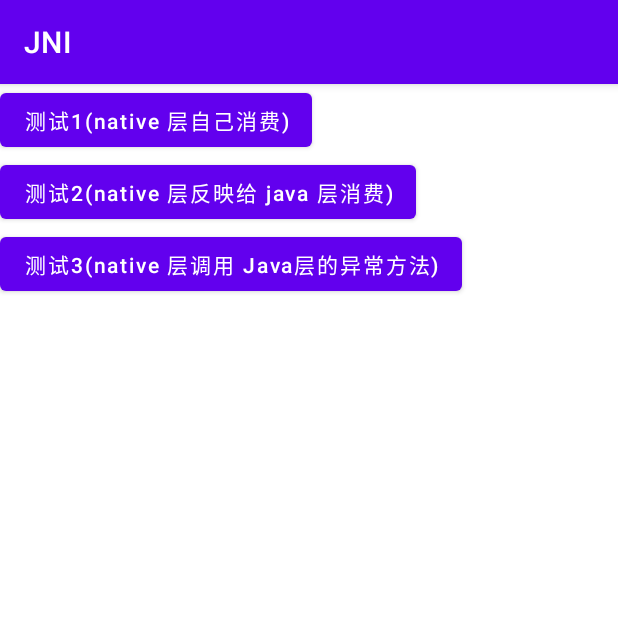
After one commit to langyangyangzzZ/JNI, an Android app: the ExceptionActivity screen opened directly, with no data from a screen before it, on a phone screen of 412 x 824 dp, the top half of it. The commit adds this screen. Run offline under Robolectric (Android 15) with nearby library versions, the phone set to English and light mode, and no system bars; 1 statement that could not run was skipped.

Commit message:
JNI 异常信息处理

```diff
--- a/app/src/main/AndroidManifest.xml
+++ b/app/src/main/AndroidManifest.xml
@@ -20,6 +20,7 @@
             </intent-filter>
         </activity>
         <activity android:name=".activity.ThreadActivity" />
+        <activity android:name=".activity.ExceptionActivity" />
     </application>
 
 </manifest>
--- a/app/src/main/cpp/CMakeLists.txt
+++ b/app/src/main/cpp/CMakeLists.txt
@@ -14,7 +14,8 @@ add_library(
        # native-simple-lib.cpp # TODO JNI 基本使用
         #native-advanced-lib.cpp # TODO JNI 进阶
         #native-qq-voice-lib.cpp # TODO QQ 语音实战
-        native-thread-lib # TODO JNI 线程与动态注册
+        # native-thread-lib # TODO JNI 线程与动态注册
+        native-exception-lib # TODO 异常处理
 
         SHARED # 动态库 (STATIC 静态库)
         ${allCPP}
@@ -38,7 +39,8 @@ target_link_libraries(
         # native-simple-lib # TODO JNI 基本使用
         #native-advanced-lib # TODO JNI 进阶
         #native-qq-voice-lib. # TODO QQ 语音实战
-        native-thread-lib # TODO JNI 线程与动态注册
+        # native-thread-lib # TODO JNI 线程与动态注册
+        native-exception-lib # TODO 异常处理
 
         ${log-lib} # 自动寻找  # 具体的库 链接到 libnative-lib.so里面去
         # TODO 配置 fmod
--- /dev/null
+++ b/app/src/main/java/com/example/jni/activity/ExceptionActivity.java
@@ -0,0 +1,85 @@
+package com.example.jni.activity;
+
+import android.os.Bundle;
+import android.util.Log;
+import android.view.View;
+
+import androidx.annotation.Nullable;
+import androidx.appcompat.app.AppCompatActivity;
+
+import com.example.jni.R;
+
+/**
+ * author : Tiaw.
+ * date   : 5/3/21
+ * 博客：https://blog.csdn.net/weixin_44819566
+ * desc   :
+ */
+public class ExceptionActivity extends AppCompatActivity {
+
+    private static final String TAG = "ExceptionActivity:";
+
+    static {
+        System.loadLibrary("native-exception-lib");
+    }
+
+    //TODO JNI 异常处理
+    //方式一:native 层自己消费消息
+    public native void nativeException1();
+
+
+
+    //方式三:native 层调用 java 层的异常信息
+    public native void nativeException3();
+
+    @Override
+    protected void onCreate(@Nullable Bundle savedInstanceState) {
+        super.onCreate(savedInstanceState);
+        setContentView(R.layout.activity_exception);
+    }
+
+    /**
+     * 异常处理一 :测试1(native 层自己消费)
+     *
+     * @param view
+     */
+    public void onClick1(View view) {
+        nativeException1();
+    }
+
+    //方式二:native 层反映给 java 层
+    public native void nativeException2() throws NullPointerException;
+    /**
+     * 测试2(native 层反映给 java 层消费)
+     *
+     * @param view
+     */
+    public void onClick2(View view) {
+
+        try {
+            nativeException2();
+        } catch (Exception e) {
+            e.printStackTrace();
+            Log.i(TAG, e.getMessage() + "");
+        }
+    }
+
+    /**
+     * 测试3(native 层调用 java 层的异常方法)
+     *
+     * @param view
+     */
+    public void onClick3(View view) {
+        nativeException3();
+    }
+
+    //异常
+    public static void showExpetcion() throws NullPointerException {
+
+        Log.i(TAG, "java 层异常了1");
+        Log.i(TAG, "java 层异常了2");
+        Log.i(TAG, "java 层异常了3");
+
+        throw new NullPointerException("Null 了");
+    }
+}
--- /dev/null
+++ b/app/src/main/res/layout/activity_exception.xml
@@ -0,0 +1,26 @@
+<?xml version="1.0" encoding="utf-8"?>
+<LinearLayout xmlns:android="http://schemas.android.com/apk/res/android"
+    android:layout_width="match_parent"
+    android:layout_height="match_parent"
+    android:orientation="vertical">
+
+    <Button
+        android:text="测试1(native 层自己消费)"
+        android:onClick="onClick1"
+        android:textAllCaps="false"
+        android:layout_width="wrap_content"
+        android:layout_height="wrap_content"/>
+    <Button
+        android:text="测试2(native 层反映给 java 层消费)"
+        android:onClick="onClick2"
+        android:textAllCaps="false"
+        android:layout_width="wrap_content"
+        android:layout_height="wrap_content"/>
+    <Button
+        android:text="测试3(native 层调用 Java层的异常方法)"
+        android:onClick="onClick3"
+        android:textAllCaps="false"
+        android:layout_width="wrap_content"
+        android:layout_height="wrap_content"/>
+
+</LinearLayout>
--- a/app/src/main/res/layout/activity_main.xml
+++ b/app/src/main/res/layout/activity_main.xml
@@ -30,5 +30,10 @@
         android:layout_height="wrap_content"
         android:onClick="onClick4"
         android:text="JNI 线程与动态注册" />
+    <Button
+        android:layout_width="wrap_content"
+        android:layout_height="wrap_content"
+        android:onClick="onClick5"
+        android:text="JNI 异常处理" />
 
 </LinearLayout>
```
Also changed, not shown: app/src/main/java/com/example/jni/MainActivity.java (+7 -0 lines), 2 other files.
